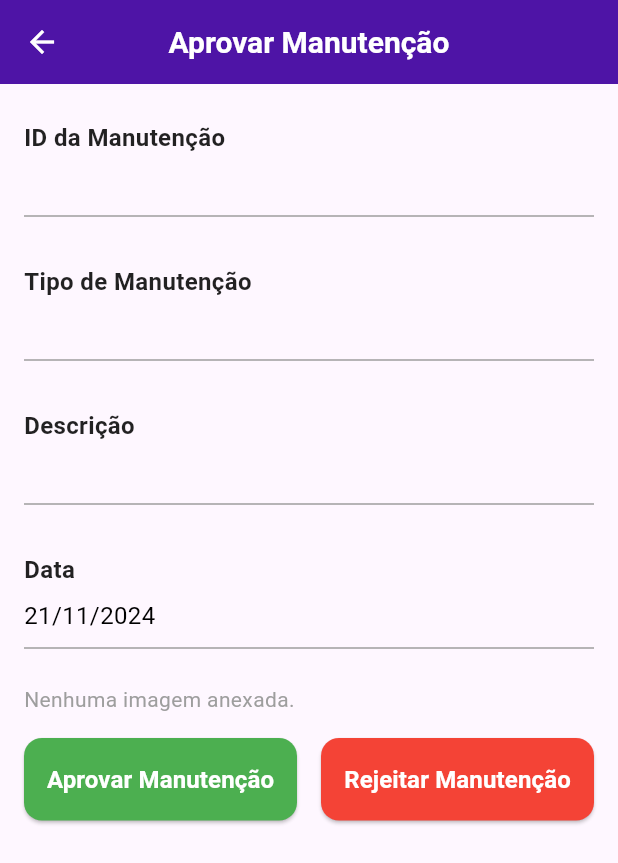
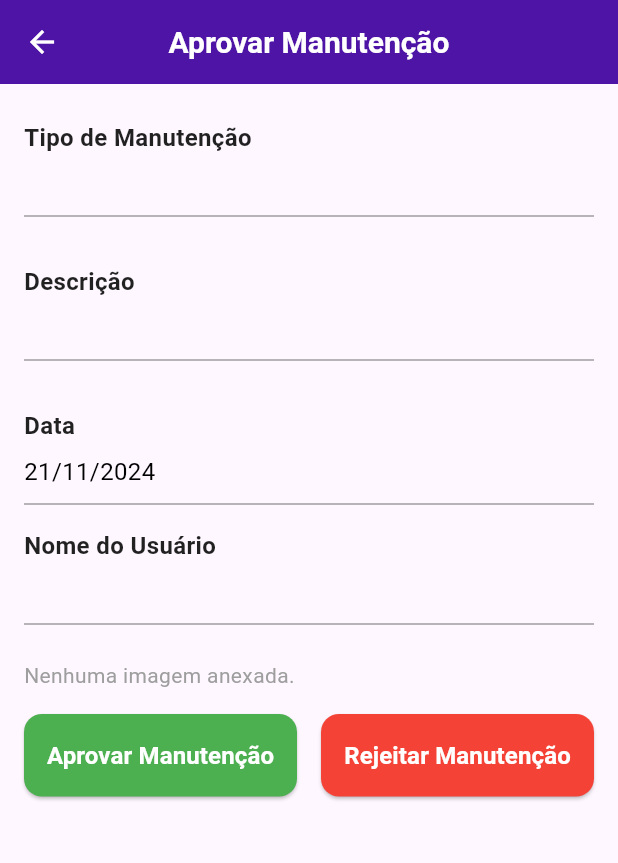
Before and after one commit to LucasBatista37/condoview_projeto, a Flutter app: the AprovarManutencaoScreen screen opened directly with empty values, on a phone screen of 412 x 824 dp. Shown: the top 863 px of the screen. Run offline on Flutter 3.47's test engine with Material 3 defaults, Android fonts, the phone set to English and light mode, and no system bars; our stand-ins replace file_picker, flutter_secure_storage, image_picker, permission_handler, qr_flutter, share_plus and 1 more; missing offline and left inert: qr_code_scanner, uni_links3; accounts and stored records are empty.

Commit message:
nome do morador que solicitou a manutencao

```diff
--- a/lib/models/manutencao_model.dart
+++ b/lib/models/manutencao_model.dart
@@ -8,6 +8,7 @@
   final String? imagemPath;
   String status;
   Color statusColor;
+  final String usuarioNome;
 
   Manutencao({
     this.id,
@@ -16,6 +17,7 @@
     required this.data,
     this.imagemPath,
     this.status = "Pendente",
+    required this.usuarioNome,
   }) : statusColor = _getStatusColor(status);
 
   static Color _getStatusColor(String status) {
@@ -50,6 +52,7 @@
       data: DateTime.parse(json['dataMaintenance']),
       imagemPath: json['imagePath'],
       status: json['status'],
+      usuarioNome: json['usuarioNome'] ?? 'Usuário desconhecido',
     );
   }
 
@@ -61,6 +64,7 @@
       'dataMaintenance': data.toIso8601String(),
       'imagePath': imagemPath,
       'status': status,
+      'usuarioNome': usuarioNome,
     };
   }
 }
--- a/lib/providers/manutencao_provider.dart
+++ b/lib/providers/manutencao_provider.dart
@@ -20,6 +20,7 @@
       request.fields['type'] = manutencao.tipo;
       request.fields['descriptionMaintenance'] = manutencao.descricao;
       request.fields['dataMaintenance'] = manutencao.data.toIso8601String();
+      request.fields['usuarioNome'] = manutencao.usuarioNome;
 
       if (manutencao.imagemPath != null) {
         request.files.add(await http.MultipartFile.fromPath(
--- a/lib/screens/administrador/aprovarManutencao/aprovar_manutencao.dart
+++ b/lib/screens/administrador/aprovarManutencao/aprovar_manutencao.dart
@@ -46,11 +46,6 @@
           crossAxisAlignment: CrossAxisAlignment.start,
           children: [
             _buildDetailContainer(
-              label: 'ID da Manutenção',
-              value: manutencao.id ?? 'N/A',
-            ),
-            const SizedBox(height: 16),
-            _buildDetailContainer(
               label: 'Tipo de Manutenção',
               value: manutencao.tipo,
             ),
@@ -64,6 +59,10 @@
               label: 'Data',
               value:
                   '${manutencao.data.day}/${manutencao.data.month}/${manutencao.data.year}',
+            ),
+            _buildDetailContainer(
+              label: 'Nome do Usuário',
+              value: manutencao.usuarioNome,
             ),
             const SizedBox(height: 16),
             _buildImageSection(),
--- a/lib/screens/administrador/aprovarManutencao/visualizar_manutencao.dart
+++ b/lib/screens/administrador/aprovarManutencao/visualizar_manutencao.dart
@@ -27,7 +27,7 @@
       final manutencaoProvider =
           Provider.of<ManutencaoProvider>(context, listen: false);
       await manutencaoProvider.fetchManutencoes();
-      manutencaoProvider.startPolling(); // Inicie o polling
+      manutencaoProvider.startPolling();
     } catch (error) {
       print("Erro ao buscar manutenções: $error");
     } finally {
```
Also changed, not shown: lib/screens/morador/manutencao/solicitar_manutencao_screen.dart (+6 -1 lines).
